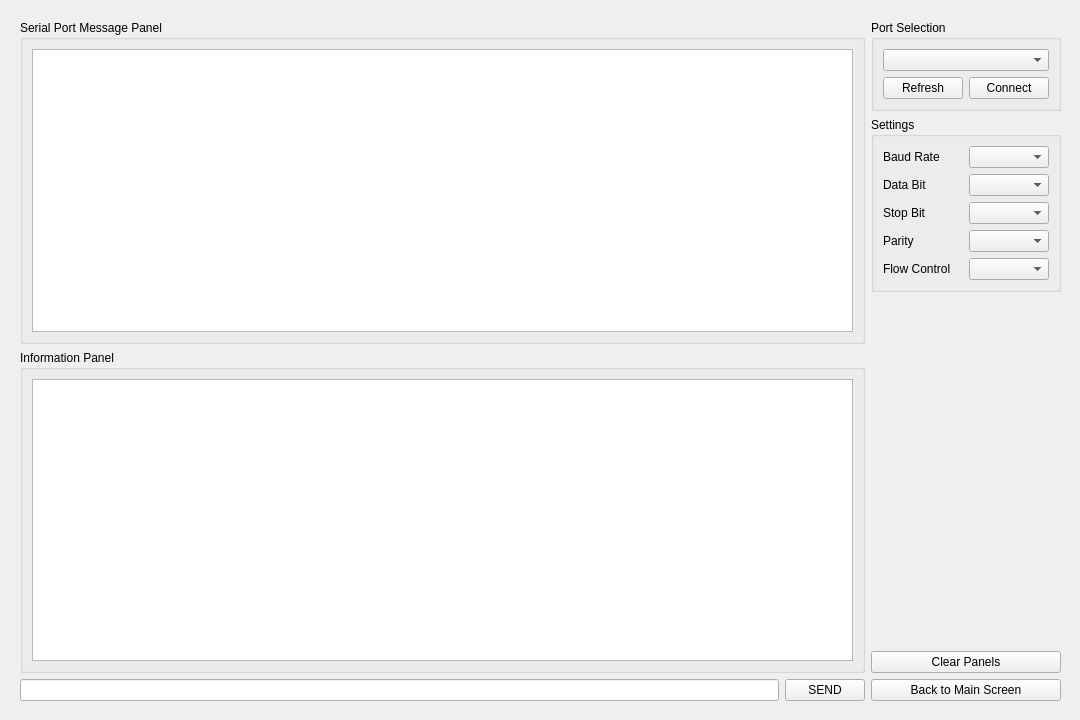
Old version of the form ui/log_alma_screen/log_alma_screen.ui in the repository cihansenyuz/system_controller.
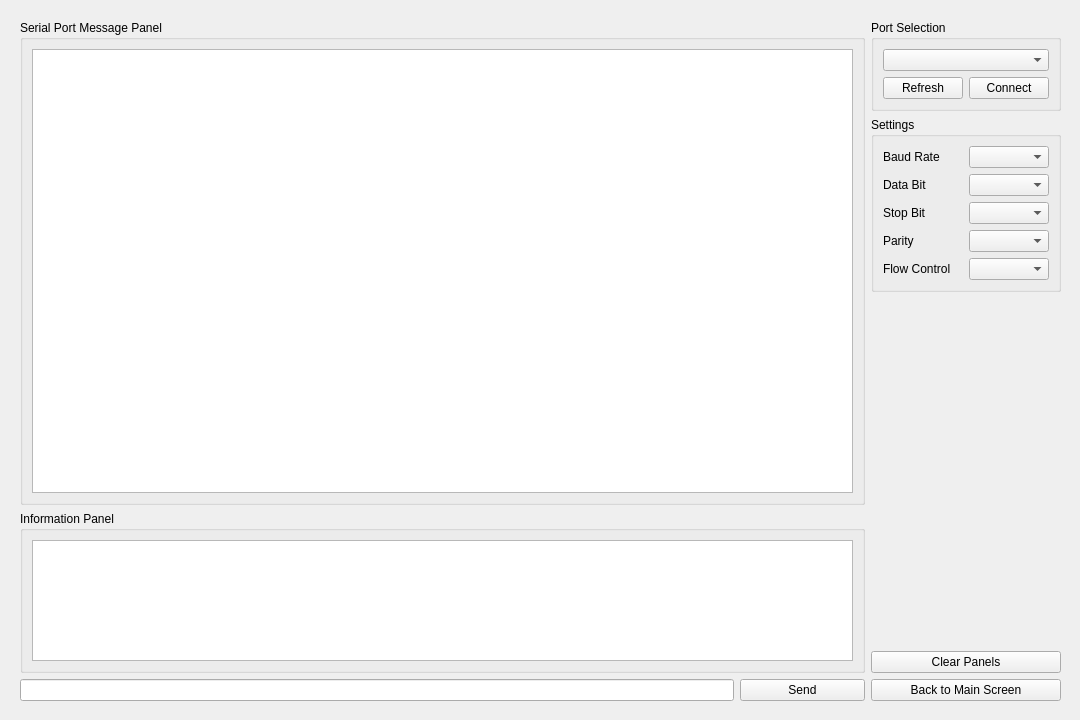
New version of the form.

```diff
--- a/ui/log_alma_screen/log_alma_screen.ui
+++ b/ui/log_alma_screen/log_alma_screen.ui
@@ -30,7 +30,7 @@
      <number>0</number>
     </property>
     <item>
-     <layout class="QVBoxLayout" name="verticalLayout_6">
+     <layout class="QVBoxLayout" name="verticalLayout_6" stretch="3,1,0">
       <item>
        <widget class="QGroupBox" name="groupBox_4">
         <property name="title">
@@ -61,9 +61,15 @@
          <widget class="QLineEdit" name="message_line"/>
         </item>
         <item>
-         <widget class="QPushButton" name="send_button">
+         <widget class="QPushButton" name="sendButton">
+          <property name="minimumSize">
+           <size>
+            <width>125</width>
+            <height>0</height>
+           </size>
+          </property>
           <property name="text">
-           <string>SEND</string>
+           <string>Send</string>
           </property>
          </widget>
         </item>
```
Left out of the diff: 2 changed lines with no effect on the pictures.
